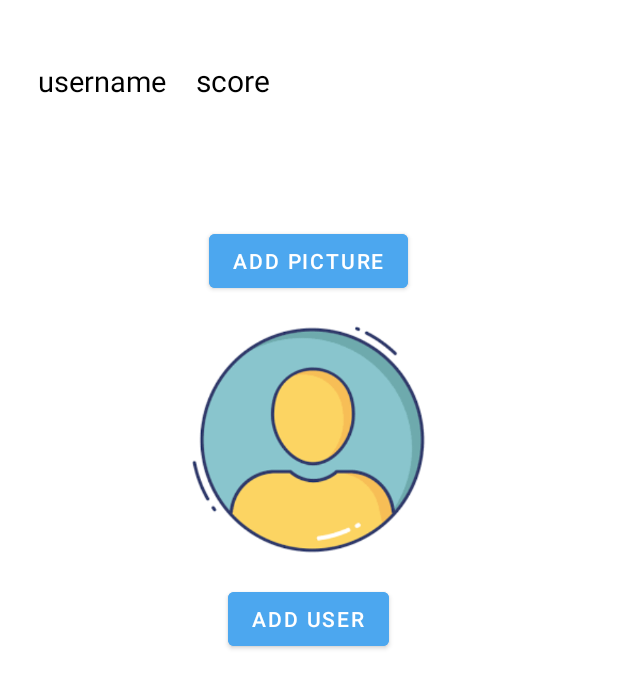
After one commit to haghispin12/MathProjectEitan5, an Android app: the layout fragment__show_user.xml on its own in the app's theme, with its tools: preview values and no code run, on a phone screen of 412 x 824 dp. The commit adds this screen. Shown: the top 688 px of the screen. Run offline under Robolectric (Android 15) with nearby library versions, the phone set to English and light mode, and no system bars.

Commit message:
fragments

```diff
--- a/app/src/main/java/com/example/mathprojecteitan5/userName.java
+++ b/app/src/main/java/com/example/mathprojecteitan5/userName.java
@@ -19,4 +19,6 @@ public class userName {
  public int getScore() {
   return score;
  }
+
+
 }
--- /dev/null
+++ b/app/src/main/res/layout/fragment__show_user.xml
@@ -0,0 +1,77 @@
+<?xml version="1.0" encoding="utf-8"?>
+<FrameLayout xmlns:android="http://schemas.android.com/apk/res/android"
+    xmlns:tools="http://schemas.android.com/tools"
+    android:layout_width="match_parent"
+    android:layout_height="match_parent"
+    tools:context=".Fragment_ShowUser"
+    android:background="@color/white"
+>
+
+    <!-- TODO: Update blank fragment layout -->
+
+    <LinearLayout
+        android:layout_width="match_parent"
+        android:layout_height="wrap_content"
+        android:orientation="horizontal"
+        >
+
+
+    <TextView
+        android:layout_width="wrap_content"
+        android:layout_height="wrap_content"
+        android:text="username"
+        android:id="@+id/fragUserName"
+        android:layout_marginLeft="25dp"
+        android:layout_marginTop="40dp"
+        android:textSize="19sp"
+        android:textColor="@color/black"
+        />
+
+
+    <TextView
+        android:layout_width="wrap_content"
+        android:layout_height="wrap_content"
+        android:text="score"
+        android:textSize="20sp"
+        android:layout_marginTop="40dp"
+        android:layout_marginLeft="20dp"
+        android:id="@+id/scoreFrag"
+        android:textColor="@color/black"
+        />
+    </LinearLayout>
+
+    <LinearLayout
+        android:layout_width="match_parent"
+        android:layout_height="wrap_content"
+        android:orientation="vertical"
+        >
+
+        <Button
+            android:layout_width="wrap_content"
+            android:layout_height="wrap_content"
+            android:text="add picture"
+            android:layout_gravity="center"
+            android:layout_marginTop="150dp"
+            android:backgroundTint="@color/liteblue"
+
+            />
+        <ImageView
+            android:layout_width="wrap_content"
+            android:layout_height="160dp"
+            android:layout_marginTop="15dp"
+            android:src="@drawable/userpicture"
+            android:layout_gravity="center"
+/>
+        <Button
+            android:layout_width="wrap_content"
+            android:layout_height="wrap_content"
+            android:text="add user"
+            android:layout_marginTop="15dp"
+            android:layout_gravity="center"
+            android:backgroundTint="@color/liteblue"
+
+            />
+
+    </LinearLayout>
+
+</FrameLayout>
--- a/app/src/main/res/values/colors.xml
+++ b/app/src/main/res/values/colors.xml
@@ -10,5 +10,6 @@
     <color name="yellow">#FFC107</color>
     <color name="red">#F44336</color>
     <color name="gray">#554F4F</color>
+    <color name="liteblue">#4CA7EF</color>
 
 </resources>
--- a/app/src/main/res/values/strings.xml
+++ b/app/src/main/res/values/strings.xml
@@ -1,3 +1,5 @@
 <resources>
     <string name="app_name">MathProjectEitan5</string>
+    <!-- TODO: Remove or change this placeholder text -->
+    <string name="hello_blank_fragment">Hello blank fragment</string>
 </resources>
```
Also changed, not shown: app/src/main/java/com/example/mathprojecteitan5/Fragment_ShowUser.java (added, +39 -0 lines), app/src/main/java/com/example/mathprojecteitan5/MainActivity.java (+10 -3 lines), app/src/main/java/com/example/mathprojecteitan5/MainViewModel.java (+8 -0 lines), app/src/main/res/layout/activity_main.xml (+10 -2 lines), app/src/main/res/drawable-v24/userpic.jpg (added), app/src/main/res/drawable-v24/userpicture.png (added).
